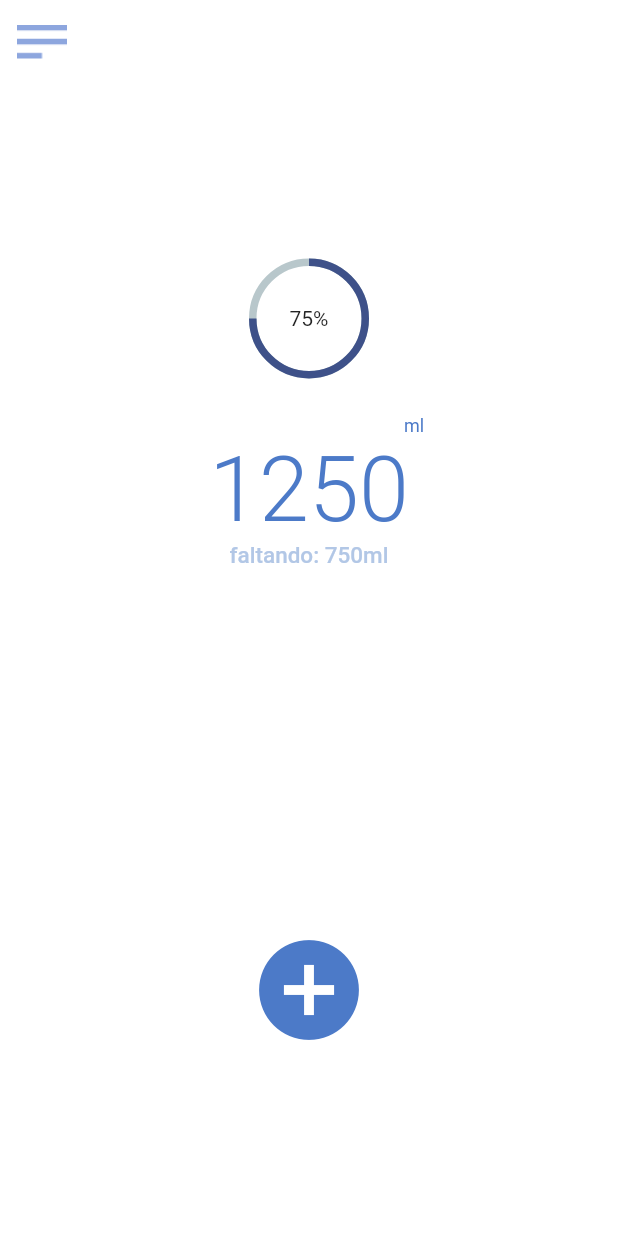
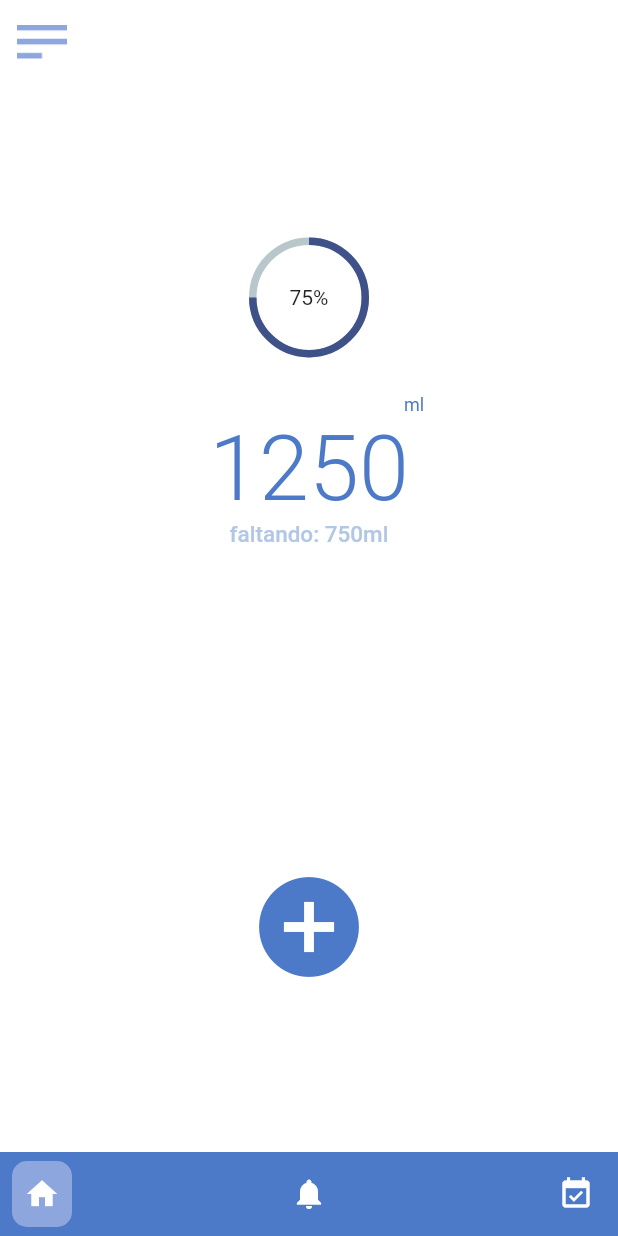
Before and after one commit to Felipe-dot/Ocean, a Flutter app: the MyHomePageScreen screen opened by its route, on a phone screen of 412 x 824 dp. Run offline on Flutter 3.47's test engine with Material 2 defaults, Android fonts, the phone set to English and light mode, and no system bars; drawn by our look-alikes of percent_indicator; our stand-ins replace font_awesome_flutter, numberpicker, splashscreen, wave.

Commit message:
criada bottom nav bar da home

```diff
--- /dev/null
+++ b/drinkwater/lib/components/my_bottom_nav_bar.dart
@@ -0,0 +1,202 @@
+library bottom_navy_bar;
+
+import 'package:flutter/material.dart';
+import 'package:flutter/widgets.dart';
+
+/// A beautiful and animated bottom navigation that paints a rounded shape
+/// around its [items] to provide a wonderful look.
+///
+/// Update [selectedIndex] to change the selected item.
+/// [selectedIndex] is required and must not be null.
+class MyBottomNavBar extends StatelessWidget {
+
+  MyBottomNavBar({
+    Key key,
+    this.selectedIndex = 0,
+    this.showElevation = true,
+    this.iconSize = 24,
+    this.backgroundColor,
+    this.itemCornerRadius = 16,
+    this.containerHeight = 56,
+    this.animationDuration = const Duration(milliseconds: 270),
+    this.mainAxisAlignment = MainAxisAlignment.spaceBetween,
+    this.items,
+    this.onItemSelected,
+    this.curve = Curves.linear,
+  }) : assert(items.length >= 2 && items.length <= 5),
+       super(key: key);
+
+  /// The selected item is index. Changing this property will change and animate
+  /// the item being selected. Defaults to zero.
+  final int selectedIndex;
+
+  /// The icon size of all items. Defaults to 24.
+  final double iconSize;
+
+  /// The background color of the navigation bar. It defaults to
+  /// [Theme.bottomAppBarColor] if not provided.
+  final Color backgroundColor;
+
+  /// Whether this navigation bar should show a elevation. Defaults to true.
+  final bool showElevation;
+
+  /// Use this to change the item's animation duration. Defaults to 270ms.
+  final Duration animationDuration;
+
+  /// Defines the appearance of the buttons that are displayed in the bottom
+  /// navigation bar. This should have at least two items and five at most.
+  final List<BottomNavyBarItem> items;
+
+  /// A callback that will be called when a item is pressed.
+  final ValueChanged<int> onItemSelected;
+
+  /// Defines the alignment of the items.
+  /// Defaults to [MainAxisAlignment.spaceBetween].
+  final MainAxisAlignment mainAxisAlignment;
+
+  /// The [items] corner radius, if not set, it defaults to 50.
+  final double itemCornerRadius;
+
+  /// Defines the bottom navigation bar height. Defaults to 56.
+  final double containerHeight;
+
+  /// Used to configure the animation curve. Defaults to [Curves.linear].
+  final Curve curve;
+
+  @override
+  Widget build(BuildContext context) {
+    final bgColor = backgroundColor ?? Theme.of(context).bottomAppBarColor;
+
+    return Container(
+      decoration: BoxDecoration(
+        color: bgColor,
+        boxShadow: [
+          if (showElevation)
+            const BoxShadow(
+              color: Colors.black12,
+              blurRadius: 2,
+            ),
+        ],
+      ),
+      child: SafeArea(
+        child: Container(
+          width: double.infinity,
+          height: containerHeight,
+          padding: const EdgeInsets.symmetric(vertical: 6, horizontal: 8),
+          child: Row(
+            mainAxisAlignment: mainAxisAlignment,
+            children: items.map((item) {
+              var index = items.indexOf(item);
+              return GestureDetector(
+                onTap: () => onItemSelected(index),
+                child: _ItemWidget(
+                  item: item,
+                  iconSize: iconSize,
+                  isSelected: index == selectedIndex,
+                  backgroundColor: bgColor,
+                  itemCornerRadius: itemCornerRadius,
+                  animationDuration: animationDuration,
+                  curve: curve,
+                ),
+              );
+            }).toList(),
+          ),
+        ),
+      ),
+    );
+  }
+}
+
+class _ItemWidget extends StatelessWidget {
+  final double iconSize;
+  final bool isSelected;
+  final BottomNavyBarItem item;
+  final Color backgroundColor;
+  final double itemCornerRadius;
+  final Duration animationDuration;
+  final Curve curve;
+
+  const _ItemWidget({
+    Key key,
+    this.item,
+    this.isSelected,
+    this.backgroundColor,
+    this.animationDuration,
+    this.itemCornerRadius,
+    this.iconSize,
+    this.curve = Curves.linear,
+  })  : super(key: key);
+
+  @override
+  Widget build(BuildContext context) {
+    return Semantics(
+      container: true,
+      selected: isSelected,
+      child: AnimatedContainer(
+        height: double.maxFinite,
+        duration: animationDuration,
+        curve: curve,
+        decoration: BoxDecoration(
+          color:
+              isSelected ? item.activeColor : item.inactiveColor,
+          borderRadius: BorderRadius.circular(10),
+        ),
+        child: SingleChildScrollView(
+          scrollDirection: Axis.horizontal,
+          physics: NeverScrollableScrollPhysics(),
+          child: Container(
+            padding: EdgeInsets.symmetric(horizontal: 8),
+            child: Row(
+              mainAxisSize: MainAxisSize.max,
+              mainAxisAlignment: MainAxisAlignment.center,
+              crossAxisAlignment: CrossAxisAlignment.center,
+              children: <Widget>[
+                IconTheme(
+                  data: IconThemeData(
+                    size: iconSize,
+                    color: isSelected
+                        ? item.activeColor
+                        : item.inactiveColor
+                  ),
+                  child: item.icon,
+                ),
+
+              ],
+            ),
+          ),
+        ),
+      ),
+    );
+  }
+}
+
+/// The [MyBottomNavBar.items] definition.
+class BottomNavyBarItem {
+
+  BottomNavyBarItem({
+    this.icon,
+    this.title,
+    this.activeColor = Colors.blue,
+    this.textAlign,
+    this.inactiveColor,
+  });
+
+  /// Defines this item's icon which is placed in the right side of the [title].
+  final Widget icon;
+
+  /// Defines this item's title which placed in the left side of the [icon].
+  final Widget title;
+
+  /// The [icon] and [title] color defined when this item is selected. Defaults
+  /// to [Colors.blue].
+  final Color activeColor;
+
+  /// The [icon] and [title] color defined when this item is not selected.
+  final Color inactiveColor;
+
+  /// The alignment for the [title].
+  ///
+  /// This will take effect only if [title] it a [Text] widget.
+  final TextAlign textAlign;
+
+}
--- a/drinkwater/lib/screens/my_home_page_screen.dart
+++ b/drinkwater/lib/screens/my_home_page_screen.dart
@@ -1,3 +1,4 @@
+import 'package:drinkwater/components/my_bottom_nav_bar.dart';
 import 'package:flutter/material.dart';
 import 'package:percent_indicator/circular_percent_indicator.dart';
 import 'package:wave/config.dart';
@@ -13,6 +14,7 @@
 }
 
 class _MyHomePageScreenState extends State<MyHomePageScreen> {
+  int _currentIndex = 0;
   @override
   Widget build(BuildContext context) {
     return Scaffold(
@@ -121,6 +123,40 @@
           ),
         ),
       ),
+      bottomNavigationBar: MyBottomNavBar(
+        selectedIndex: _currentIndex,
+        backgroundColor: kMainColor,
+        showElevation: false,
+        itemCornerRadius: 20,
+        curve: Curves.easeIn,
+        onItemSelected: (index) => setState(() => _currentIndex = index),
+        items: <BottomNavyBarItem>[
+          BottomNavyBarItem(
+            icon: Icon(
+              Icons.home,
+              color:  kWhite,
+            ),
+            activeColor: kLightBlue1,
+            inactiveColor: kMainColor,
+          ),
+          BottomNavyBarItem(
+            icon: Icon(
+              Icons.notifications,
+              color:  kWhite,
+            ),
+            activeColor: kLightBlue1,
+            inactiveColor: kMainColor,
+          ),
+          BottomNavyBarItem(
+            icon: Icon(
+              Icons.event_available,
+              color:  kWhite,
+            ),
+            activeColor: kLightBlue1,
+            inactiveColor: kMainColor,
+          ),
+        ],
+      ),
     );
   }
 }
```
